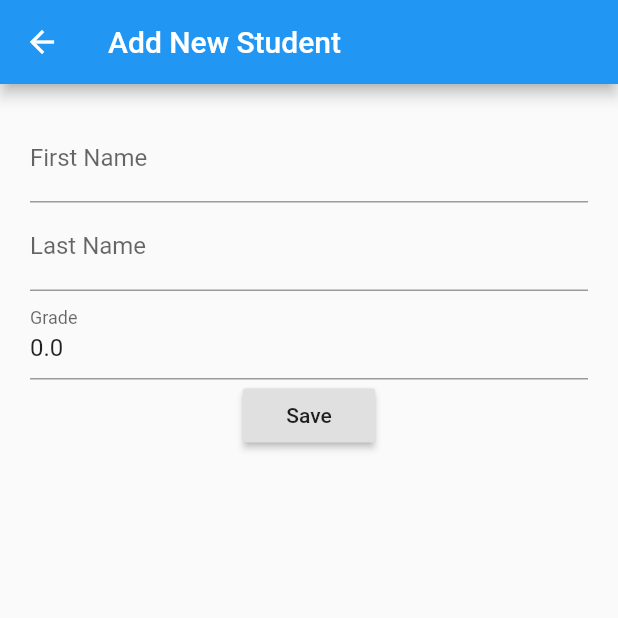
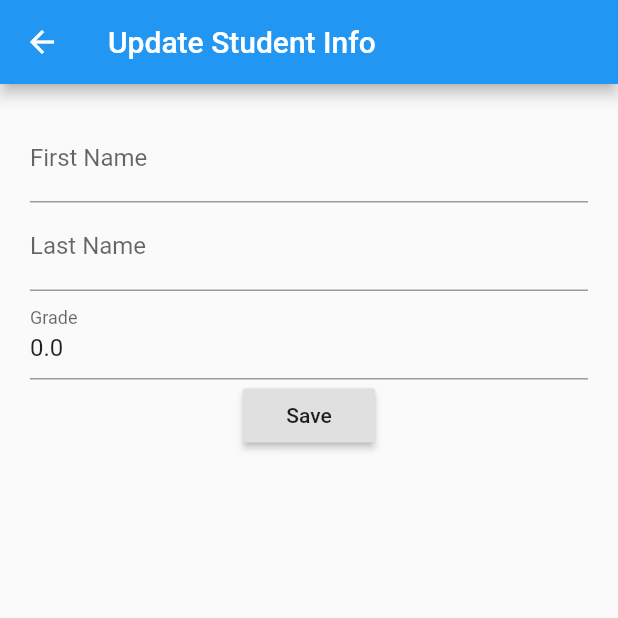
Before and after one commit to kturk/Student_Portal, a Flutter app: the UpdateStudent screen opened directly with empty values, on a phone screen of 412 x 824 dp, the top half of it. Run offline on Flutter 3.47's test engine with Material 2 defaults, Android fonts, the phone set to English and light mode, and no system bars; network calls fail.

Commit message:
AppBar title fix on updateStudent

```diff
--- a/lib/screens/updateStudent.dart
+++ b/lib/screens/updateStudent.dart
@@ -27,7 +27,7 @@ class _UpdateStudentState extends State<UpdateStudent> with StudentValidationMix
   Widget build(BuildContext context) {
     return Scaffold(
       appBar: AppBar(
-        title: Text("Add New Student"),
+        title: Text("Update Student Info"),
       ),
       body: Container(
         margin: EdgeInsets.all(20.0),
```
